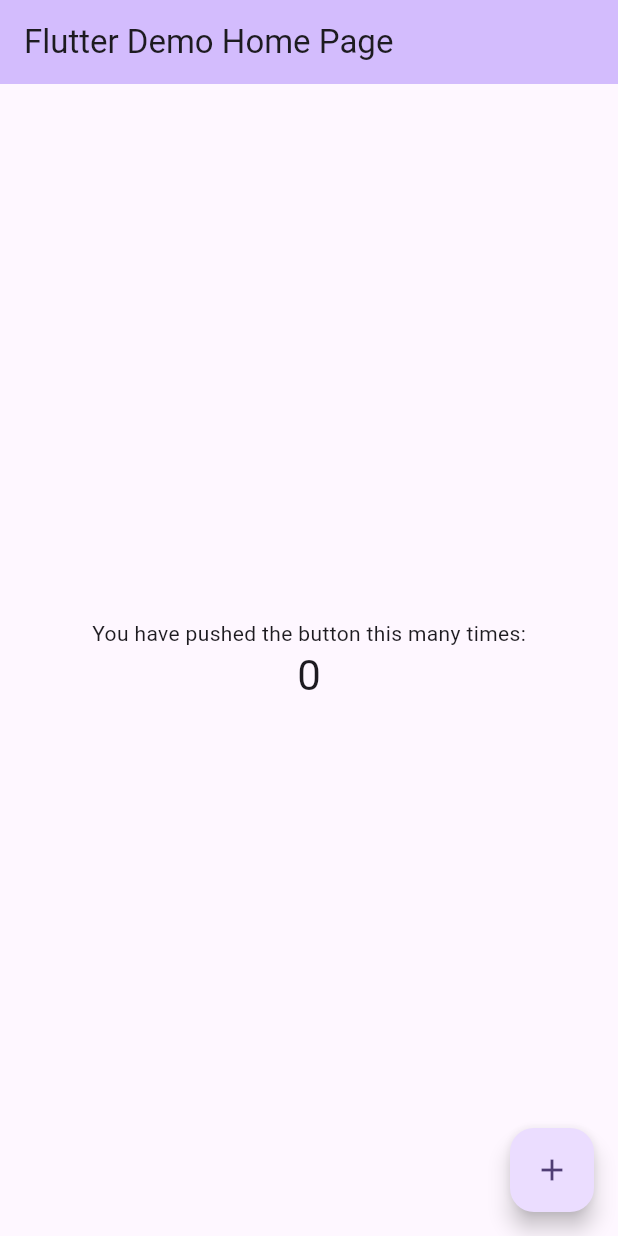
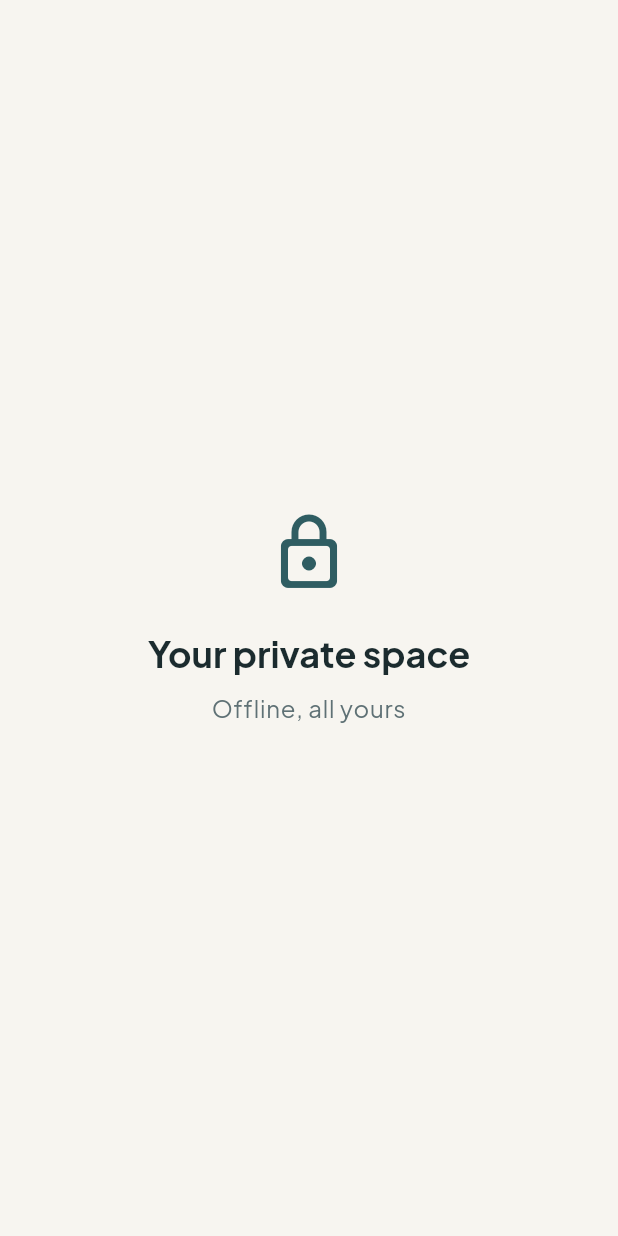
Before and after one commit to neryad/llavero, a Flutter app: the screen it shows after launch, on a phone screen of 412 x 824 dp. Run offline on Flutter 3.47's test engine with Material 3 defaults, Android fonts, the phone set to English and light mode, and no system bars.

Commit message:
feat: complete project setup phase 1
Co-authored-by: Junie <junie@jetbrains.com>

```diff
--- /dev/null
+++ b/l10n.yaml
@@ -0,0 +1,6 @@
+arb-dir: lib/l10n
+template-arb-file: app_en.arb
+output-localization-file: app_localizations.dart
+output-class: AppLocalizations
+output-dir: lib/l10n/generated
+nullable-getter: false
--- /dev/null
+++ b/lib/app.dart
@@ -0,0 +1,63 @@
+import 'package:flutter/material.dart';
+
+import 'core/app_routes.dart';
+import 'core/app_scope.dart';
+import 'core/theme/app_theme.dart';
+import 'features/home/placeholder_screen.dart';
+import 'l10n/generated/app_localizations.dart';
+
+class LlaveroApp extends StatefulWidget {
+  const LlaveroApp({super.key, this.locale, this.themeMode = ThemeMode.system});
+
+  final Locale? locale;
+  final ThemeMode themeMode;
+
+  @override
+  State<LlaveroApp> createState() => _LlaveroAppState();
+}
+
+class _LlaveroAppState extends State<LlaveroApp> {
+  late final AppControllers _controllers;
+
+  @override
+  void initState() {
+    super.initState();
+    _controllers = AppControllers();
+  }
+
+  @override
+  void dispose() {
+    _controllers.dispose();
+    super.dispose();
+  }
+
+  @override
+  Widget build(BuildContext context) {
+    return AppScope(
+      controllers: _controllers,
+      child: MaterialApp(
+        debugShowCheckedModeBanner: false,
+        onGenerateTitle: (context) => AppLocalizations.of(context).appTitle,
+        locale: widget.locale,
+        theme: AppTheme.light,
+        darkTheme: AppTheme.dark,
+        themeMode: widget.themeMode,
+        localizationsDelegates: AppLocalizations.localizationsDelegates,
+        supportedLocales: AppLocalizations.supportedLocales,
+        onGenerateRoute: _onGenerateRoute,
+      ),
+    );
+  }
+
+  Route<dynamic>? _onGenerateRoute(RouteSettings settings) {
+    switch (settings.name) {
+      case AppRoutes.home:
+        return MaterialPageRoute<void>(
+          settings: settings,
+          builder: (_) => const PlaceholderScreen(),
+        );
+      default:
+        return null;
+    }
+  }
+}
--- /dev/null
+++ b/lib/controllers/entries_controller.dart
@@ -0,0 +1,4 @@
+import 'package:flutter/foundation.dart';
+
+/// Holds vault entries that will be added in later phases.
+class EntriesController extends ChangeNotifier {}
--- /dev/null
+++ b/lib/controllers/lock_controller.dart
@@ -0,0 +1,4 @@
+import 'package:flutter/foundation.dart';
+
+/// Holds lock and authentication state that will be added in later phases.
+class LockController extends ChangeNotifier {}
--- /dev/null
+++ b/lib/controllers/settings_controller.dart
@@ -0,0 +1,4 @@
+import 'package:flutter/foundation.dart';
+
+/// Holds user preferences that will be added in later phases.
+class SettingsController extends ChangeNotifier {}
--- /dev/null
+++ b/lib/core/app_routes.dart
@@ -0,0 +1,3 @@
+abstract final class AppRoutes {
+  static const home = '/';
+}
--- /dev/null
+++ b/lib/core/app_scope.dart
@@ -0,0 +1,49 @@
+import 'package:flutter/widgets.dart';
+
+import '../controllers/entries_controller.dart';
+import '../controllers/lock_controller.dart';
+import '../controllers/settings_controller.dart';
+
+/// Owns the app controllers and forwards their notifications to the widget tree.
+class AppControllers extends ChangeNotifier {
+  AppControllers()
+    : settings = SettingsController(),
+      lock = LockController(),
+      entries = EntriesController() {
+    settings.addListener(notifyListeners);
+    lock.addListener(notifyListeners);
+    entries.addListener(notifyListeners);
+  }
+
+  final SettingsController settings;
+  final LockController lock;
+  final EntriesController entries;
+
+  @override
+  void dispose() {
+    settings.removeListener(notifyListeners);
+    lock.removeListener(notifyListeners);
+    entries.removeListener(notifyListeners);
+    settings.dispose();
+    lock.dispose();
+    entries.dispose();
+    super.dispose();
+  }
+}
+
+/// Makes the shared controllers available to widgets below the app root.
+class AppScope extends InheritedNotifier<AppControllers> {
+  const AppScope({
+    super.key,
+    required AppControllers controllers,
+    required super.child,
+  }) : super(notifier: controllers);
+
+  static AppControllers of(BuildContext context) {
+    final scope = context.dependOnInheritedWidgetOfExactType<AppScope>();
+    if (scope == null) {
+      throw FlutterError('AppScope.of() called without an AppScope ancestor.');
+    }
+    return scope.notifier!;
+  }
+}
--- /dev/null
+++ b/lib/core/theme/app_theme.dart
@@ -0,0 +1,155 @@
+import 'package:flutter/material.dart';
+
+import 'app_typography.dart';
+import 'category_colors.dart';
+
+abstract final class AppTheme {
+  static const _lightBackground = Color(0xFFF7F5F0);
+  static const _lightSurface = Color(0xFFFFFFFF);
+  static const _lightSurfaceVariant = Color(0xFFECE8DF);
+  static const _lightPrimary = Color(0xFF2F5D62);
+  static const _lightAccent = Color(0xFFE0A458);
+  static const _lightText = Color(0xFF1B2B2E);
+  static const _lightSecondaryText = Color(0xFF5F7175);
+  static const _lightOutline = Color(0xFFD5D0C5);
+  static const _lightSuccess = Color(0xFF4C8C6B);
+  static const _lightError = Color(0xFFC8553D);
+
+  static const _darkBackground = Color(0xFF0F1A1C);
+  static const _darkSurface = Color(0xFF172426);
+  static const _darkSurfaceVariant = Color(0xFF1F3033);
+  static const _darkPrimary = Color(0xFF6FB3B8);
+  static const _darkAccent = Color(0xFFF0B866);
+  static const _darkText = Color(0xFFE6EEEE);
+  static const _darkSecondaryText = Color(0xFF8DA3A6);
+  static const _darkOutline = Color(0xFF2E4447);
+  static const _darkSuccess = Color(0xFF7CC59B);
+  static const _darkError = Color(0xFFFF8A73);
+
+  static ThemeData get light => _buildTheme(
+    brightness: Brightness.light,
+    background: _lightBackground,
+    surface: _lightSurface,
+    surfaceVariant: _lightSurfaceVariant,
+    primary: _lightPrimary,
+    onPrimary: _lightSurface,
+    accent: _lightAccent,
+    text: _lightText,
+    secondaryText: _lightSecondaryText,
+    outline: _lightOutline,
+    success: _lightSuccess,
+    onSuccess: _lightSurface,
+    error: _lightError,
+    categoryColors: const CategoryColors(
+      wifi: Color(0xFF3E8FB0),
+      email: Color(0xFFC8553D),
+      streaming: Color(0xFF8E5BB5),
+      banking: Color(0xFF4C8C6B),
+      pinCode: Color(0xFFE0A458),
+      social: Color(0xFFD9667F),
+      devices: Color(0xFF5F7175),
+      documents: Color(0xFF7A8F3B),
+      other: Color(0xFF8C7B6B),
+    ),
+  );
+
+  static ThemeData get dark => _buildTheme(
+    brightness: Brightness.dark,
+    background: _darkBackground,
+    surface: _darkSurface,
+    surfaceVariant: _darkSurfaceVariant,
+    primary: _darkPrimary,
+    onPrimary: const Color(0xFF06282B),
+    accent: _darkAccent,
+    text: _darkText,
+    secondaryText: _darkSecondaryText,
+    outline: _darkOutline,
+    success: _darkSuccess,
+    onSuccess: const Color(0xFF06282B),
+    error: _darkError,
+    categoryColors: const CategoryColors(
+      wifi: Color(0xFF62B1CD),
+      email: Color(0xFFFF8068),
+      streaming: Color(0xFFBC8BE0),
+      banking: Color(0xFF7CC59B),
+      pinCode: Color(0xFFF0B866),
+      social: Color(0xFFEF8BA0),
+      devices: Color(0xFF8DA3A6),
+      documents: Color(0xFFA5BA63),
+      other: Color(0xFFB09B88),
+    ),
+  );
+
+  static ThemeData _buildTheme({
+    required Brightness brightness,
+    required Color background,
+    required Color surface,
+    required Color surfaceVariant,
+    required Color primary,
+    required Color onPrimary,
+    required Color accent,
+    required Color text,
+    required Color secondaryText,
+    required Color outline,
+    required Color success,
+    required Color onSuccess,
+    required Color error,
+    required CategoryColors categoryColors,
+  }) {
+    final colorScheme =
+        ColorScheme.fromSeed(
+          seedColor: primary,
+          brightness: brightness,
+          surface: surface,
+        ).copyWith(
+          primary: primary,
+          onPrimary: onPrimary,
+          secondary: accent,
+          onSecondary: const Color(0xFF2A1B00),
+          tertiary: success,
+          onTertiary: onSuccess,
+          surface: surface,
+          onSurface: text,
+          onSurfaceVariant: secondaryText,
+          surfaceContainerHighest: surfaceVariant,
+          outline: outline,
+          error: error,
+          onError: brightness == Brightness.light
+              ? const Color(0xFFFFFFFF)
+              : const Color(0xFF2A1B00),
+        );
+
+    final textTheme =
+        const TextTheme(
+          displayLarge: TextStyle(fontSize: 32, fontWeight: FontWeight.w700),
+          headlineMedium: TextStyle(fontSize: 24, fontWeight: FontWeight.w700),
+          titleLarge: TextStyle(fontSize: 18, fontWeight: FontWeight.w600),
+          bodyLarge: TextStyle(fontSize: 16, fontWeight: FontWeight.w400),
+          labelLarge: TextStyle(fontSize: 13, fontWeight: FontWeight.w600),
+        ).apply(
+          fontFamily: 'Plus Jakarta Sans',
+          bodyColor: text,
+          displayColor: text,
+        );
+
+    return ThemeData(
+      useMaterial3: true,
+      brightness: brightness,
+      colorScheme: colorScheme,
+      scaffoldBackgroundColor: background,
+      fontFamily: 'Plus Jakarta Sans',
+      textTheme: textTheme,
+      extensions: <ThemeExtension<dynamic>>[
+        categoryColors,
+        const AppTypography(
+          secret: TextStyle(
+            fontFamily: 'JetBrains Mono',
+            fontSize: 18,
+            fontWeight: FontWeight.w500,
+            letterSpacing: 0.2,
+          ),
+        ),
+      ],
+    );
+  }
+}
--- /dev/null
+++ b/lib/core/theme/app_typography.dart
@@ -0,0 +1,22 @@
+import 'package:flutter/material.dart';
+
+@immutable
+class AppTypography extends ThemeExtension<AppTypography> {
+  const AppTypography({required this.secret});
+
+  final TextStyle secret;
+
+  @override
+  AppTypography copyWith({TextStyle? secret}) {
+    return AppTypography(secret: secret ?? this.secret);
+  }
+
+  @override
+  AppTypography lerp(ThemeExtension<AppTypography>? other, double t) {
+    if (other is! AppTypography) {
+      return this;
+    }
+
+    return AppTypography(secret: TextStyle.lerp(secret, other.secret, t)!);
+  }
+}
--- /dev/null
+++ b/lib/core/theme/category_colors.dart
@@ -0,0 +1,71 @@
+import 'package:flutter/material.dart';
+
+/// Theme-aware colors used to identify vault entry categories.
+@immutable
+class CategoryColors extends ThemeExtension<CategoryColors> {
+  const CategoryColors({
+    required this.wifi,
+    required this.email,
+    required this.streaming,
+    required this.banking,
+    required this.pinCode,
+    required this.social,
+    required this.devices,
+    required this.documents,
+    required this.other,
+  });
+
+  final Color wifi;
+  final Color email;
+  final Color streaming;
+  final Color banking;
+  final Color pinCode;
+  final Color social;
+  final Color devices;
+  final Color documents;
+  final Color other;
+
+  @override
+  CategoryColors copyWith({
+    Color? wifi,
+    Color? email,
+    Color? streaming,
+    Color? banking,
+    Color? pinCode,
+    Color? social,
+    Color? devices,
+    Color? documents,
+    Color? other,
+  }) {
+    return CategoryColors(
+      wifi: wifi ?? this.wifi,
+      email: email ?? this.email,
+      streaming: streaming ?? this.streaming,
+      banking: banking ?? this.banking,
+      pinCode: pinCode ?? this.pinCode,
+      social: social ?? this.social,
+      devices: devices ?? this.devices,
+      documents: documents ?? this.documents,
+      other: other ?? this.other,
+    );
+  }
+
+  @override
+  CategoryColors lerp(ThemeExtension<CategoryColors>? other, double t) {
+    if (other is! CategoryColors) {
+      return this;
+    }
+
+    return CategoryColors(
+      wifi: Color.lerp(wifi, other.wifi, t)!,
+      email: Color.lerp(email, other.email, t)!,
+      streaming: Color.lerp(streaming, other.streaming, t)!,
+      banking: Color.lerp(banking, other.banking, t)!,
+      pinCode: Color.lerp(pinCode, other.pinCode, t)!,
+      social: Color.lerp(social, other.social, t)!,
+      devices: Color.lerp(devices, other.devices, t)!,
+      documents: Color.lerp(documents, other.documents, t)!,
+      other: Color.lerp(this.other, other.other, t)!,
+    );
+  }
+}
--- /dev/null
+++ b/lib/features/home/placeholder_screen.dart
@@ -0,0 +1,50 @@
+import 'package:flutter/material.dart';
+
+import '../../l10n/generated/app_localizations.dart';
+
+class PlaceholderScreen extends StatelessWidget {
+  const PlaceholderScreen({super.key});
+
+  @override
+  Widget build(BuildContext context) {
+    final strings = AppLocalizations.of(context);
+    final theme = Theme.of(context);
+
+    return Scaffold(
+      body: SafeArea(
+        child: Center(
+          child: ConstrainedBox(
+            constraints: const BoxConstraints(maxWidth: 480),
+            child: Padding(
+              padding: const EdgeInsets.all(24),
+              child: Column(
+                mainAxisSize: MainAxisSize.min,
+                children: [
+                  Icon(
+                    Icons.lock_outline_rounded,
+                    size: 56,
+                    color: theme.colorScheme.primary,
+                  ),
+                  const SizedBox(height: 24),
+                  Text(
+                    strings.placeholderTitle,
+                    textAlign: TextAlign.center,
+                    style: theme.textTheme.headlineMedium,
+                  ),
+                  const SizedBox(height: 8),
+                  Text(
+                    strings.placeholderMessage,
+                    textAlign: TextAlign.center,
+                    style: theme.textTheme.bodyLarge?.copyWith(
+                      color: theme.colorScheme.onSurfaceVariant,
+                    ),
+                  ),
+                ],
+              ),
+            ),
+          ),
+        ),
+      ),
+    );
+  }
+}
--- /dev/null
+++ b/lib/l10n/app_en.arb
@@ -0,0 +1,6 @@
+{
+  "@@locale": "en",
+  "appTitle": "Llavero",
+  "placeholderTitle": "Your private space",
+  "placeholderMessage": "Offline, all yours"
+}
--- /dev/null
+++ b/lib/l10n/app_es.arb
@@ -0,0 +1,6 @@
+{
+  "@@locale": "es",
+  "appTitle": "Llavero",
+  "placeholderTitle": "Tu espacio privado",
+  "placeholderMessage": "Todo offline, todo tuyo"
+}
--- a/lib/main.dart
+++ b/lib/main.dart
@@ -1,7 +1,9 @@
 import 'package:flutter/material.dart';
 
+import 'app.dart';
+
 void main() {
-  runApp(const MyApp());
+  runApp(const LlaveroApp());
 }
 
 class MyApp extends StatelessWidget {
```
Also changed, not shown: pubspec.yaml (+23 -5 lines), lib/l10n/generated/app_localizations.dart (added), lib/l10n/generated/app_localizations_en.dart (added), lib/l10n/generated/app_localizations_es.dart (added), pubspec.lock, 5 other files.
